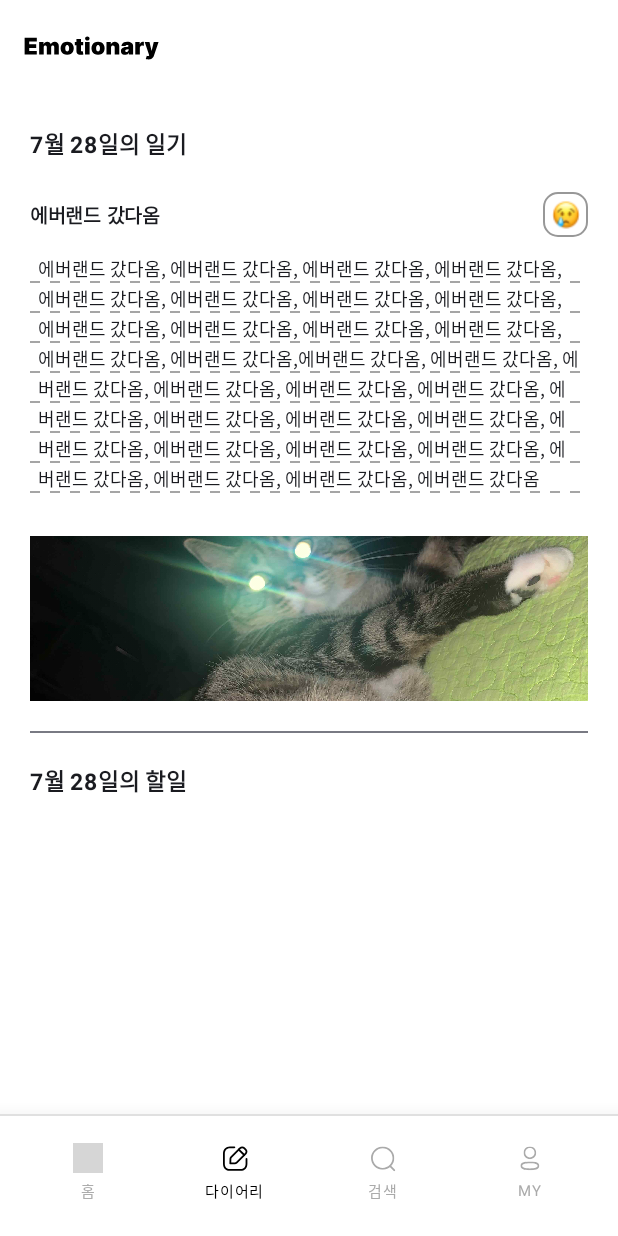
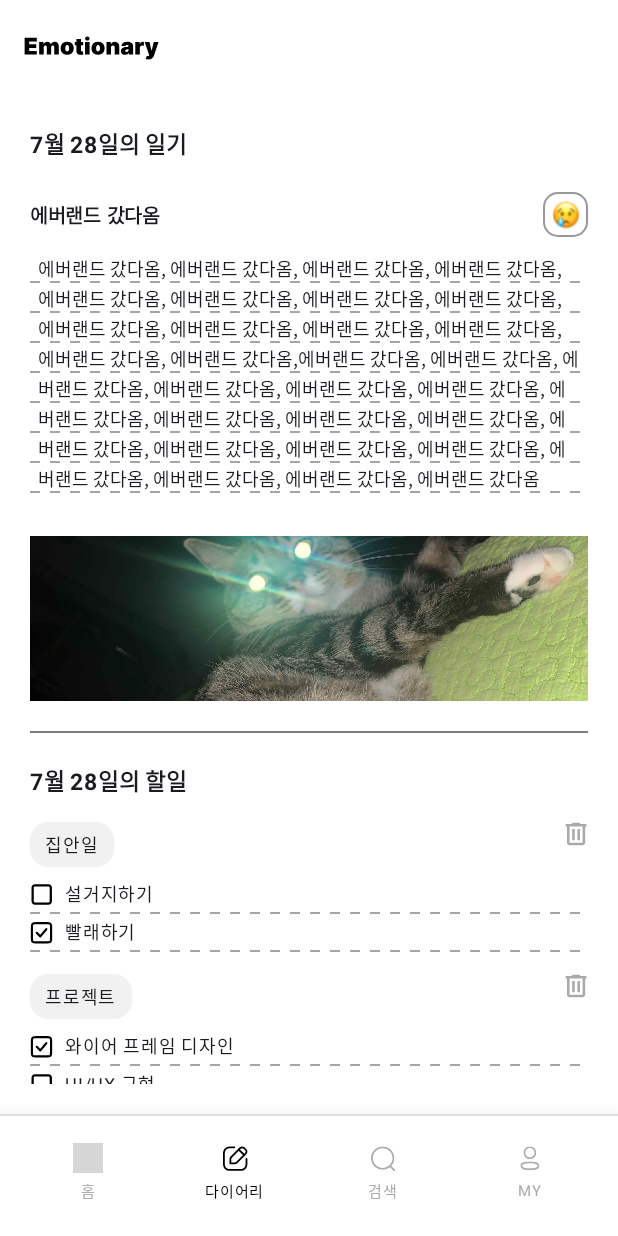
Before and after one commit to MinseoSONG/Emotionary-FE, an Android app built with Jetpack Compose: the screen it shows after launch (MainActivity), on a phone screen of 412 x 824 dp. Run offline under Robolectric (Android 15) with nearby library versions, the phone set to English and light mode, and no system bars; grey boxes are pictures that could not be loaded.

Commit message:
feat: 다이어리 화면 구현 - 할일

```diff
--- /dev/null
+++ b/app/src/main/java/com/example/emotionary/component/TodoTab.kt
@@ -0,0 +1,125 @@
+package com.example.emotionary.component
+
+import androidx.compose.foundation.Canvas
+import androidx.compose.foundation.Image
+import androidx.compose.foundation.background
+import androidx.compose.foundation.border
+import androidx.compose.foundation.clickable
+import androidx.compose.foundation.layout.Arrangement
+import androidx.compose.foundation.layout.Box
+import androidx.compose.foundation.layout.Column
+import androidx.compose.foundation.layout.Row
+import androidx.compose.foundation.layout.Spacer
+import androidx.compose.foundation.layout.fillMaxWidth
+import androidx.compose.foundation.layout.height
+import androidx.compose.foundation.layout.padding
+import androidx.compose.foundation.layout.size
+import androidx.compose.foundation.layout.width
+import androidx.compose.foundation.layout.wrapContentSize
+import androidx.compose.foundation.layout.wrapContentWidth
+import androidx.compose.foundation.shape.RoundedCornerShape
+import androidx.compose.material3.Checkbox
+import androidx.compose.material3.Text
+import androidx.compose.runtime.Composable
+import androidx.compose.runtime.getValue
+import androidx.compose.runtime.mutableStateOf
+import androidx.compose.runtime.remember
+import androidx.compose.runtime.setValue
+import androidx.compose.runtime.snapshots.SnapshotStateList
+import androidx.compose.ui.Alignment
+import androidx.compose.ui.Modifier
+import androidx.compose.ui.draw.clip
+import androidx.compose.ui.geometry.Offset
+import androidx.compose.ui.graphics.Color
+import androidx.compose.ui.graphics.PathEffect
+import androidx.compose.ui.res.colorResource
+import androidx.compose.ui.res.painterResource
+import androidx.compose.ui.unit.dp
+import androidx.compose.ui.unit.sp
+import com.example.emotionary.R
+import com.example.emotionary.data.checkList
+import com.example.emotionary.viewmodel.TodoViewModel
+
+@Composable
+fun TodoTab(todoCategory: String, todoCheckList: SnapshotStateList<checkList>, todoViewModel: TodoViewModel) {
+    Column(
+        modifier = Modifier.fillMaxWidth()
+    ) {
+        Spacer(modifier = Modifier.height(15.dp))
+        // 할일 카테고리
+        Row(
+            modifier = Modifier.fillMaxWidth(),
+            horizontalArrangement = Arrangement.SpaceBetween
+        ){
+            Box(
+                modifier = Modifier
+                    .clip(RoundedCornerShape(12.dp))
+                    .background(colorResource(id = R.color.gray_100))
+                    .height(30.dp)
+                    .padding(start = 10.dp, end = 10.dp)
+                    .wrapContentWidth(),
+                contentAlignment = Alignment.Center
+            ){
+                Text(
+                    text = todoCategory,
+                    fontSize = 12.sp
+                )
+            }
+
+            Image(
+                painter = painterResource(id = R.drawable.ic_delete),
+                contentDescription = "삭제"
+            )
+        }
+        Spacer(modifier = Modifier.height(5.dp))
+
+        // 할일 체크리스트
+        todoCheckList.forEach { checkItem ->
+            var isChecked by remember { checkItem.checkListCheck }
+            Row(
+                modifier = Modifier
+                    .fillMaxWidth()
+                    .height(25.dp),
+                verticalAlignment = Alignment.CenterVertically
+            ) {
+                Image(
+                    painter = painterResource(
+                        id = if (isChecked) R.drawable.ic_checkbox_check else R.drawable.ic_checkbox_none
+                    ),
+                    contentDescription = "체크박스",
+                    modifier = Modifier
+                        .size(15.dp) // 원하는 크기로 조절
+                        .clickable {
+                            todoViewModel.toggleCheck(todoCategory, checkItem.checkListTitle)
+                        }
+                )
+
+                Spacer(modifier = Modifier.width(8.dp)) // 체크박스와 텍스트 사이의 간격
+
+                Text(
+                    text = checkItem.checkListTitle,
+                    fontSize = 12.sp
+                )
+            }
+
+            Box(
+                modifier = Modifier
+                    .fillMaxWidth()
+            ) {
+                // 점선 배경
+                Canvas(modifier = Modifier.matchParentSize()) {
+                    val strokeWidth = 1.dp.toPx()
+                    val lineColor = Color.Gray
+
+                    drawLine(
+                        color = lineColor,
+                        start = Offset(0f, 0F),
+                        end = Offset(size.width, 0F),
+                        strokeWidth = strokeWidth,
+                        pathEffect = PathEffect.dashPathEffect(floatArrayOf(10f, 10f))
+                    )
+                }
+            }
+        }
+    }
+}
--- /dev/null
+++ b/app/src/main/java/com/example/emotionary/data/CheckList.kt
@@ -0,0 +1,8 @@
+package com.example.emotionary.data
+
+import androidx.compose.runtime.MutableState
+
+data class checkList(
+    val checkListTitle: String, // 제목
+    var checkListCheck: MutableState<Boolean> // 체크 확인
+)
--- a/app/src/main/java/com/example/emotionary/data/Goal.kt
+++ b/app/src/main/java/com/example/emotionary/data/Goal.kt
@@ -17,8 +17,3 @@
     val goalEnd: String,
     val goalProgress: Float
 )
-
-data class checkList(
-    val checkListTitle: String,
-    val checkListCheck: Boolean
-)
--- a/app/src/main/java/com/example/emotionary/data/Todo.kt
+++ b/app/src/main/java/com/example/emotionary/data/Todo.kt
@@ -1,7 +1,8 @@
 package com.example.emotionary.data
 
-import java.time.LocalDate
+import androidx.compose.runtime.snapshots.SnapshotStateList
 
 data class Todo(
-    val todoDate: LocalDate
+    val todoCategory: String, // 카테고리
+    val todoCheckList: SnapshotStateList<checkList> // 체크리스트
 )
--- a/app/src/main/java/com/example/emotionary/screen/diary/DiaryScreen.kt
+++ b/app/src/main/java/com/example/emotionary/screen/diary/DiaryScreen.kt
@@ -14,7 +14,9 @@
 import androidx.compose.foundation.layout.height
 import androidx.compose.foundation.layout.padding
 import androidx.compose.foundation.layout.size
+import androidx.compose.foundation.rememberScrollState
 import androidx.compose.foundation.shape.RoundedCornerShape
+import androidx.compose.foundation.verticalScroll
 import androidx.compose.material3.Divider
 import androidx.compose.material3.Scaffold
 import androidx.compose.material3.Text
@@ -33,15 +35,18 @@
 import androidx.navigation.NavHostController
 import com.example.emotionary.R
 import com.example.emotionary.component.Appbar
+import com.example.emotionary.component.TodoTab
 import com.example.emotionary.component.TopLogo
 import com.example.emotionary.data.IntToImgEmotion
 import com.example.emotionary.viewmodel.DiaryViewModel
+import com.example.emotionary.viewmodel.TodoViewModel
 import java.time.LocalDate
 
 @Composable
 fun DiaryScreen(diaryDate: String, navController: NavHostController) {
     val today = LocalDate.now() // 오늘
     val diaryDate = LocalDate.parse(diaryDate)
+    val scrollstate = rememberScrollState()
 
     // 일기
     val diaryViewModel : DiaryViewModel = viewModel()
@@ -49,6 +54,9 @@
     val diaryTitle = diary?.diaryTitle ?: "작성된 일기가 없습니다."
     val diaryDetail = diary?.diaryDetail ?: ""
     val emotionDrawable = IntToImgEmotion(diary?.diaryEmotion ?: 1)
+
+    // 할일
+    val todoViewModel : TodoViewModel = viewModel()
 
     Scaffold(
         containerColor = Color.White,
@@ -64,6 +72,7 @@
                 .background(Color.White)
                 .padding(horizontal = 20.dp, vertical = 20.dp)
                 .padding(paddingValues)
+                .verticalScroll(scrollstate)
         ) {
             // 일기
             Column(
@@ -174,10 +183,11 @@
                 Spacer(modifier = Modifier.height(20.dp))
             }
 
-            // 투두
+            // 할일
             Column(
                 modifier = Modifier.fillMaxWidth()
             ){
+                // 날짜
                 Row(
                     modifier = Modifier.fillMaxWidth()
                 ) {
@@ -192,8 +202,13 @@
                         fontWeight = FontWeight.Bold
                     )
                 }
+
+                // 할일 목록 표시
+                todoViewModel.diaryInfo.forEach{todo->
+                    TodoTab(todoCategory = todo.todoCategory, todoCheckList = todo.todoCheckList, todoViewModel = todoViewModel)
+                }
+
             }
-
         }
     }
 }
--- /dev/null
+++ b/app/src/main/java/com/example/emotionary/viewmodel/TodoViewModel.kt
@@ -0,0 +1,47 @@
+package com.example.emotionary.viewmodel
+
+import android.util.Log
+import androidx.compose.runtime.getValue
+import androidx.compose.runtime.mutableStateListOf
+import androidx.compose.runtime.mutableStateOf
+import androidx.compose.runtime.setValue
+import androidx.lifecycle.ViewModel
+import com.example.emotionary.data.DiaryListItem
+import com.example.emotionary.data.Todo
+import com.example.emotionary.data.checkList
+import java.time.LocalDate
+
+class TodoViewModel : ViewModel() {
+    var diaryInfo = mutableStateListOf<Todo>()
+    init {
+        diaryInfo.addAll(
+            listOf(
+                Todo(
+                    todoCategory = "집안일",
+                    todoCheckList = mutableStateListOf(
+                        checkList(checkListTitle = "설거지하기", checkListCheck = mutableStateOf(false)),
+                        checkList(checkListTitle = "빨래하기", checkListCheck = mutableStateOf(true))
+                    )
+                ),
+                Todo(
+                    todoCategory = "프로젝트",
+                    todoCheckList = mutableStateListOf(
+                        checkList(checkListTitle = "와이어 프레임 디자인", checkListCheck = mutableStateOf(true)),
+                        checkList(checkListTitle = "UI/UX 구현", checkListCheck = mutableStateOf(false)),
+                        checkList(checkListTitle = "홈화면 구현", checkListCheck = mutableStateOf(false))
+                    )
+                )
+            )
+        )
+    }
+
+    fun toggleCheck(todoCategory: String, checkListTitle: String) {
+        val todo = diaryInfo.find { it.todoCategory == todoCategory }
+        todo?.let {
+            val checkListItem = it.todoCheckList.find { it.checkListTitle == checkListTitle }
+            checkListItem?.let { item ->
+                item.checkListCheck.value = !item.checkListCheck.value
+            }
+        }
+    }
+}
--- a/app/src/main/java/com/example/emotionary/viewmodel/UserViewModel.kt
+++ b/app/src/main/java/com/example/emotionary/viewmodel/UserViewModel.kt
@@ -7,7 +7,6 @@
 import com.example.emotionary.data.DiaryHome
 import com.example.emotionary.data.GoalHome
 import com.example.emotionary.data.HomeInfo
-import java.time.LocalDate
 
 class UserViewModel : ViewModel(){
     var homeInfo by mutableStateOf<HomeInfo?>(
--- /dev/null
+++ b/app/src/main/res/drawable/ic_checkbox_check.xml
@@ -0,0 +1,13 @@
+<vector xmlns:android="http://schemas.android.com/apk/res/android"
+    android:width="16dp"
+    android:height="15dp"
+    android:viewportWidth="16"
+    android:viewportHeight="15">
+  <path
+      android:pathData="M4.667,7.5L7.167,10L11.333,5M1.333,11.5V3.5C1.333,2.567 1.333,2.1 1.515,1.743C1.675,1.43 1.93,1.175 2.243,1.015C2.6,0.833 3.067,0.833 4,0.833H12C12.934,0.833 13.4,0.833 13.756,1.015C14.07,1.175 14.325,1.43 14.485,1.743C14.667,2.099 14.667,2.566 14.667,3.497V11.503C14.667,12.435 14.667,12.9 14.485,13.257C14.325,13.57 14.07,13.825 13.756,13.985C13.4,14.167 12.934,14.167 12.003,14.167H3.997C3.066,14.167 2.599,14.167 2.243,13.985C1.93,13.825 1.675,13.57 1.515,13.257C1.333,12.9 1.333,12.434 1.333,11.5Z"
+      android:strokeLineJoin="round"
+      android:strokeWidth="1.5"
+      android:fillColor="#00000000"
+      android:strokeColor="#000000"
+      android:strokeLineCap="round"/>
+</vector>
--- /dev/null
+++ b/app/src/main/res/drawable/ic_checkbox_none.xml
@@ -0,0 +1,10 @@
+<vector xmlns:android="http://schemas.android.com/apk/res/android"
+    android:width="14dp"
+    android:height="15dp"
+    android:viewportWidth="14"
+    android:viewportHeight="15">
+  <path
+      android:pathData="M2.552,2.311C2.143,2.311 1.811,2.643 1.811,3.052V8.236V11.938C1.811,12.347 2.143,12.679 2.552,12.679H11.438C11.847,12.679 12.179,12.347 12.179,11.938V8.236V3.052C12.179,2.643 11.847,2.311 11.438,2.311H2.552ZM0.33,3.052C0.33,1.825 1.325,0.83 2.552,0.83H11.438C12.665,0.83 13.66,1.825 13.66,3.052V8.236V11.938C13.66,13.165 12.665,14.16 11.438,14.16H2.552C1.325,14.16 0.33,13.165 0.33,11.938V8.236V3.052Z"
+      android:fillColor="#000000"
+      android:fillType="evenOdd"/>
+</vector>
--- /dev/null
+++ b/app/src/main/res/drawable/ic_delete.xml
@@ -0,0 +1,9 @@
+<vector xmlns:android="http://schemas.android.com/apk/res/android"
+    android:width="15dp"
+    android:height="16dp"
+    android:viewportWidth="15"
+    android:viewportHeight="16">
+  <path
+      android:pathData="M3.062,15.5C2.586,15.5 2.178,15.337 1.839,15.01C1.5,14.684 1.33,14.292 1.33,13.833V3H0.464V1.333H4.794V0.5H9.99V1.333H14.32V3H13.454V13.833C13.454,14.292 13.285,14.684 12.946,15.01C12.606,15.337 12.198,15.5 11.722,15.5H3.062ZM11.722,3H3.062V13.833H11.722V3ZM4.794,12.167H6.526V4.667H4.794V12.167ZM8.258,12.167H9.99V4.667H8.258V12.167Z"
+      android:fillColor="#AAAAAA"/>
+</vector>
```
